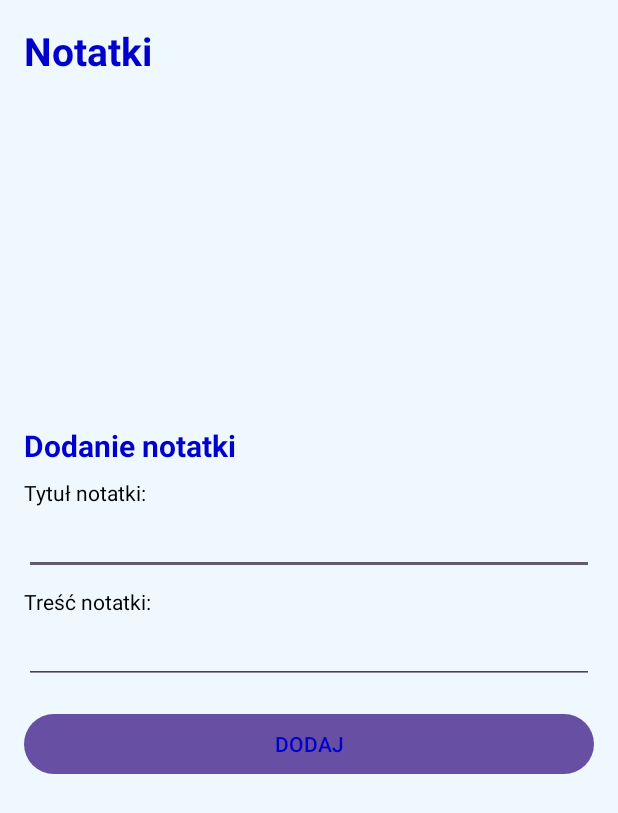
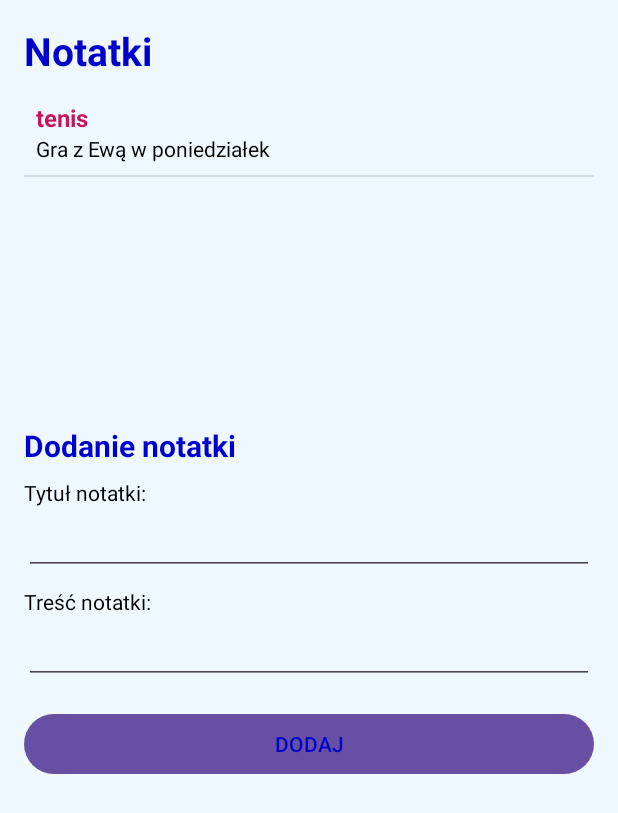
Before and after one commit to KacperDondzik/Notatki, an Android app: the screen it shows after launch (MainActivity), on a phone screen of 412 x 824 dp. Shown: the top 813 px of the screen. Run offline under Robolectric (Android 15) with nearby library versions, the phone set to English and light mode, and no system bars.

Commit message:
mainactivity gotowe

```diff
--- a/app/src/main/java/com/example/notatki/MainActivity.java
+++ b/app/src/main/java/com/example/notatki/MainActivity.java
@@ -1,24 +1,53 @@
 package com.example.notatki;
 
 import android.os.Bundle;
-
-import androidx.activity.EdgeToEdge;
+import android.view.View;
+import android.widget.Button;
+import android.widget.EditText;
+import android.widget.ListView;
 import androidx.appcompat.app.AppCompatActivity;
-import androidx.core.graphics.Insets;
-import androidx.core.view.ViewCompat;
-import androidx.core.view.WindowInsetsCompat;
+import java.util.ArrayList;
 
 public class MainActivity extends AppCompatActivity {
+
+    private ArrayList<Notatka> listaNotatek;
+    private NotatkaAdapter adapter;
+
+    private ListView listViewNotatki;
+    private EditText etTytul;
+    private EditText etTresc;
+    private Button btnDodaj;
 
     @Override
     protected void onCreate(Bundle savedInstanceState) {
         super.onCreate(savedInstanceState);
-        EdgeToEdge.enable(this);
         setContentView(R.layout.activity_main);
-        ViewCompat.setOnApplyWindowInsetsListener(findViewById(R.id.main), (v, insets) -> {
-            Insets systemBars = insets.getInsets(WindowInsetsCompat.Type.systemBars());
-            v.setPadding(systemBars.left, systemBars.top, systemBars.right, systemBars.bottom);
-            return insets;
+
+        listViewNotatki = findViewById(R.id.listViewNotatki);
+        etTytul = findViewById(R.id.etTytul);
+        etTresc = findViewById(R.id.etTresc);
+        btnDodaj = findViewById(R.id.btnDodaj);
+
+        listaNotatek = new ArrayList<>();
+        listaNotatek.add(new Notatka("tenis", "Gra z Ewą w poniedziałek"));
+
+        adapter = new NotatkaAdapter(this, listaNotatek);
+        listViewNotatki.setAdapter(adapter);
+
+        btnDodaj.setOnClickListener(new View.OnClickListener() {
+            @Override
+            public void onClick(View v) {
+                String tytul = etTytul.getText().toString().trim();
+                String tresc = etTresc.getText().toString().trim();
+
+                if (!tytul.isEmpty() && !tresc.isEmpty()) {
+                    listaNotatek.add(new Notatka(tytul, tresc));
+                    adapter.notifyDataSetChanged();
+
+                    etTytul.setText("");
+                    etTresc.setText("");
+                }
+            }
         });
     }
 }
```
